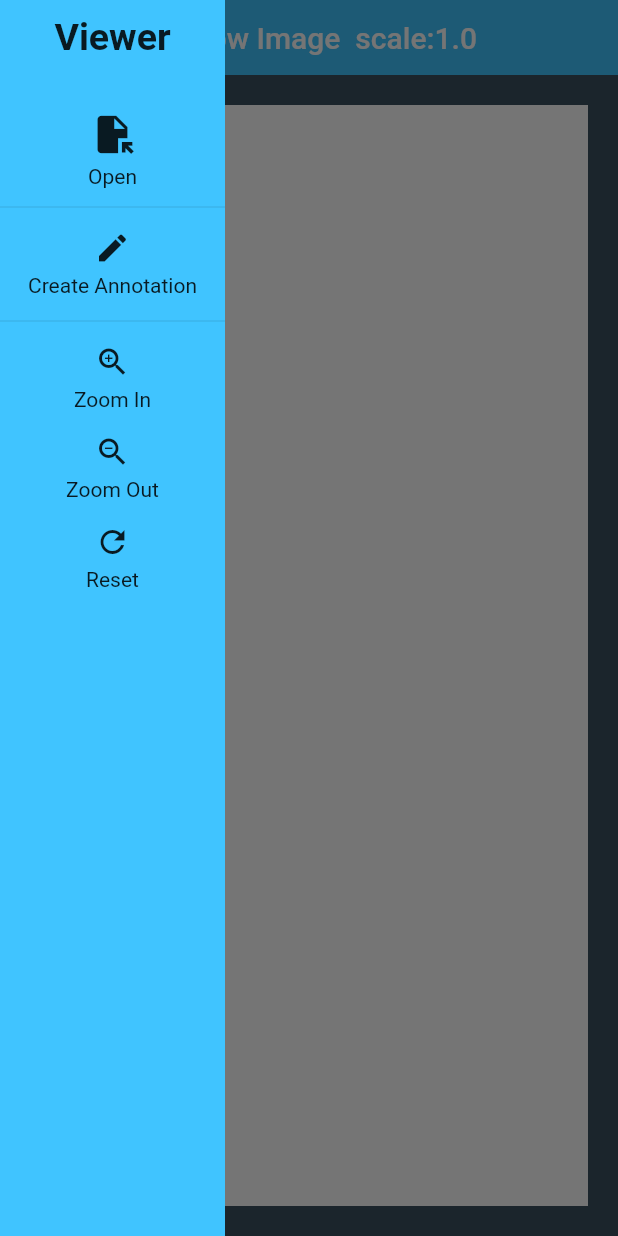
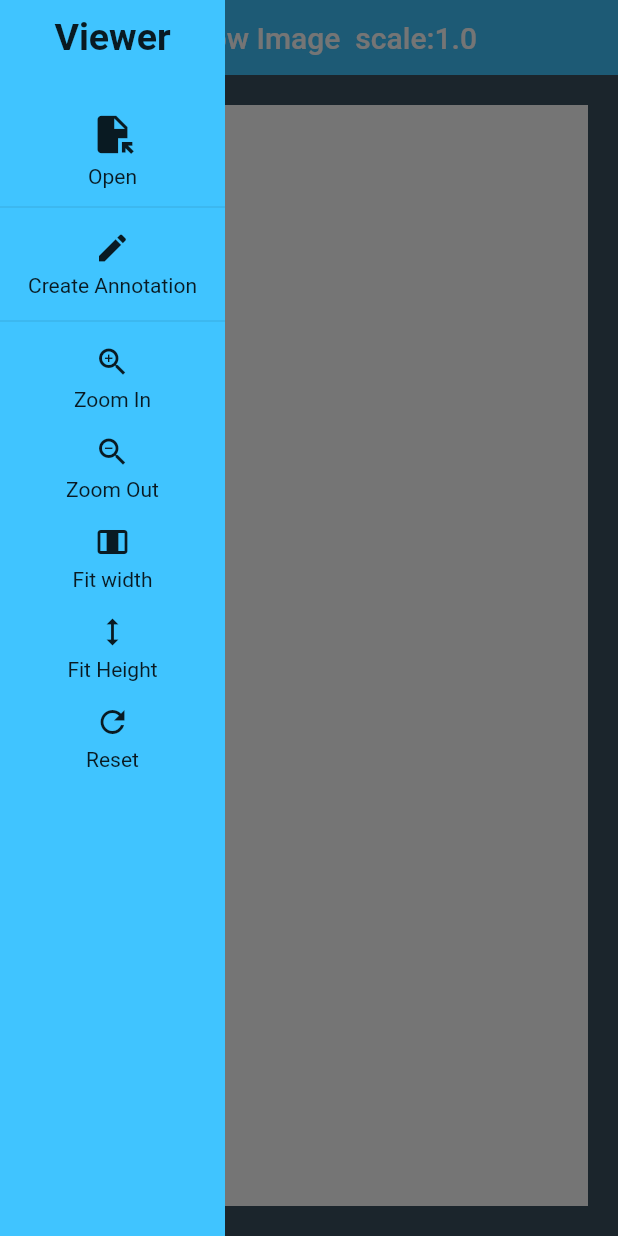
Before and after one commit to guchengxi1994/simple-tools-for-machine-learning, a Flutter app: the screen it shows after launch, with the side drawer open, on a phone screen of 412 x 824 dp. Run offline on Flutter 3.47's test engine with Material 2 defaults, Android fonts, the phone set to English and light mode, and no system bars; our stand-ins replace file_picker; missing offline and left inert: taichi.

Commit message:
[mltools_viewer] feat: add 2 buttons (fit height & fit width)

```diff
--- a/mltools_viewer/lib/app_style.dart
+++ b/mltools_viewer/lib/app_style.dart
@@ -1,8 +1,19 @@
+/*
+ * @Descripttion:
+ * @version:
+ * @Author: xiaoshuyui
+ * @email: guchengxi1994@qq.com
+ * @Date: 2022-07-15 19:04:06
+ * @LastEditors: xiaoshuyui
+ * @LastEditTime: 2022-07-16 23:42:01
+ */
 /// copied from taichi_admin
 import 'package:flutter/material.dart';
 
 class AppStyle {
   AppStyle._();
+
+  static const double defaultPadding = 20;
 
   static const double headerHeight = 200;
   static const double sidemenuWidth = 300;
--- a/mltools_viewer/lib/controllers/image_controller.dart
+++ b/mltools_viewer/lib/controllers/image_controller.dart
@@ -1,3 +1,12 @@
+/*
+ * @Descripttion:
+ * @version:
+ * @Author: xiaoshuyui
+ * @email: guchengxi1994@qq.com
+ * @Date: 2022-07-15 19:04:06
+ * @LastEditors: xiaoshuyui
+ * @LastEditTime: 2022-07-16 23:44:32
+ */
 import 'package:flutter/material.dart';
 import 'package:mltools_viewer/model/image_model.dart';
 import 'package:provider/provider.dart';
@@ -32,6 +41,7 @@ class ImageViewState extends State<ImageView> {
 class ImageController extends ChangeNotifier {
   MltoolImage? image;
   double scale = 1.0;
+  final GlobalKey stackKey = GlobalKey();
 
   changeImage(MltoolImage? image) {
     scale = 1.0;
@@ -53,4 +63,9 @@ class ImageController extends ChangeNotifier {
     scale = 1.0;
     notifyListeners();
   }
+
+  changeScale(double s) {
+    scale = s;
+    notifyListeners();
+  }
 }
--- a/mltools_viewer/lib/screens/main_screen.dart
+++ b/mltools_viewer/lib/screens/main_screen.dart
@@ -1,3 +1,12 @@
+/*
+ * @Descripttion:
+ * @version:
+ * @Author: xiaoshuyui
+ * @email: guchengxi1994@qq.com
+ * @Date: 2022-07-15 19:04:06
+ * @LastEditors: xiaoshuyui
+ * @LastEditTime: 2022-07-16 23:42:21
+ */
 // ignore_for_file: prefer_typing_uninitialized_variables
 
 import 'package:flutter/material.dart';
@@ -60,7 +69,7 @@ class _MainScreenState extends State<MainScreen> {
           ),
           body: Container(
             color: AppStyle.grey,
-            padding: const EdgeInsets.all(20),
+            padding: const EdgeInsets.all(AppStyle.defaultPadding),
             child: FutureLoaderWidget(
               loadWidgetFuture: loadWorkboard,
               builder: (context) => workboard.Workboard(
--- a/mltools_viewer/lib/widgets/sidemenu.dart
+++ b/mltools_viewer/lib/widgets/sidemenu.dart
@@ -9,6 +9,7 @@ import 'package:mltools_viewer/app_style.dart';
 import 'package:mltools_viewer/controllers/board_controller.dart';
 import 'package:mltools_viewer/controllers/image_controller.dart';
 import 'package:mltools_viewer/model/image_model.dart';
+import 'package:mltools_viewer/utils/common.dart';
 import 'package:mltools_viewer/widgets/labelimg/labelimg_widget.dart';
 import 'package:provider/provider.dart';
 import 'package:taichi/taichi.dart' show TaichiDevUtils;
@@ -66,6 +67,14 @@ class SideMenu extends StatelessWidget {
                 label: const Text("Zoom Out"),
                 onTap: () => zoomOut(context)),
             IconTextWidget(
+                icon: const Icon(Icons.width_normal),
+                label: const Text("Fit width"),
+                onTap: () => fitWidth(context)),
+            IconTextWidget(
+                icon: const Icon(Icons.height),
+                label: const Text("Fit Height"),
+                onTap: () => fitHeight(context)),
+            IconTextWidget(
                 icon: const Icon(Icons.refresh),
                 label: const Text("Reset"),
                 onTap: () => reset(context)),
@@ -73,6 +82,47 @@ class SideMenu extends StatelessWidget {
         ),
       ),
     );
+  }
+
+  fitWidth(BuildContext context) {
+    var k = context.read<ImageController>().stackKey;
+    var currentScale = context.read<ImageController>().scale;
+    if (k.currentContext == null) {
+      return;
+    }
+    if (k.currentContext!.size == Size.zero) {
+      return;
+    }
+    double w;
+    if (ScreenTypeUtils.isDesktop(context)) {
+      /// 桌面的情况，主窗体为左右结构，需去除左侧sidemenu宽度
+      w = MediaQuery.of(context).size.width -
+          AppStyle.sidemenuWidthHalf -
+          2 * AppStyle.defaultPadding;
+    } else {
+      w = MediaQuery.of(context).size.width - 2 * AppStyle.defaultPadding;
+    }
+
+    double s = currentScale * k.currentContext!.size!.width / w;
+    context.read<ImageController>().changeScale(s);
+  }
+
+  fitHeight(BuildContext context) {
+    var currentScale = context.read<ImageController>().scale;
+    var k = context.read<ImageController>().stackKey;
+    if (k.currentContext == null) {
+      return;
+    }
+    if (k.currentContext!.size == Size.zero) {
+      return;
+    }
+
+    double h = MediaQuery.of(context).size.height -
+        2 * AppStyle.defaultPadding -
+        AppStyle.appbarHeight;
+
+    double s = currentScale * k.currentContext!.size!.height / h;
+    context.read<ImageController>().changeScale(s);
   }
 
   Future onOpenButtonClicked(BuildContext context) async {
--- a/mltools_viewer/lib/widgets/workboard_widget.dart
+++ b/mltools_viewer/lib/widgets/workboard_widget.dart
@@ -1,5 +1,15 @@
+/*
+ * @Descripttion:
+ * @version:
+ * @Author: xiaoshuyui
+ * @email: guchengxi1994@qq.com
+ * @Date: 2022-07-15 19:04:06
+ * @LastEditors: xiaoshuyui
+ * @LastEditTime: 2022-07-16 23:27:52
+ */
 import 'package:flutter/material.dart';
 import 'package:mltools_viewer/controllers/board_controller.dart';
+import 'package:mltools_viewer/controllers/image_controller.dart';
 import 'package:provider/provider.dart';
 
 class Workboard extends StatefulWidget {
@@ -44,6 +54,7 @@ class _WorkboardState extends State<Workboard> {
           child: SingleChildScrollView(
             controller: controller,
             child: Stack(
+              key: context.read<ImageController>().stackKey,
               children: context.watch<BoardController>().boardWidgets,
             ),
           ),
```
Also changed, not shown: mltools_viewer/lib/controllers/menu_controller.dart (+9 -0 lines).
